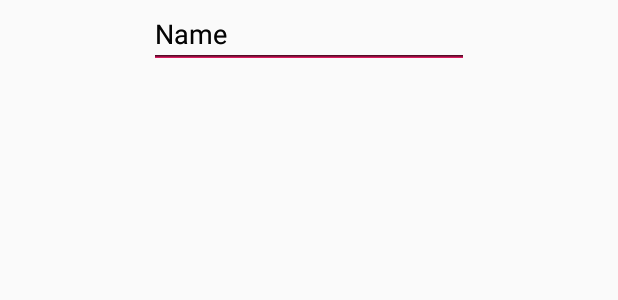
After one commit to ahmed1hisham/osta-belya, an Android app: the layout activity_pay_to_someone.xml on its own in the app's theme, with its tools: preview values and no code run, on a phone screen of 412 x 824 dp. The commit adds this screen. Shown: the top 300 px of the screen. Run offline under Robolectric (Android 15) with nearby library versions, the phone set to English and light mode, and no system bars.

Commit message:
editMechanic, flow

```diff
--- a/app/src/main/java/com/example/ostabelya/activities/MainActivity.kt
+++ b/app/src/main/java/com/example/ostabelya/activities/MainActivity.kt
@@ -3,11 +3,14 @@ package com.example.ostabelya.activities
 import android.support.v7.app.AppCompatActivity
 import android.os.Bundle
 import com.example.ostabelya.R
+import com.example.ostabelya.firebase.FirebaseUtils
 
 class MainActivity : AppCompatActivity() {
 
     override fun onCreate(savedInstanceState: Bundle?) {
         super.onCreate(savedInstanceState)
         setContentView(R.layout.activity_main)
+
+
     }
 }
--- a/app/src/main/java/com/example/ostabelya/activities/PaymentRequests.java
+++ b/app/src/main/java/com/example/ostabelya/activities/PaymentRequests.java
@@ -19,6 +19,8 @@ public class PaymentRequests extends AppCompatActivity {
     protected void onCreate(Bundle savedInstanceState) {
         super.onCreate(savedInstanceState);
         setContentView(R.layout.activity_payment_requests);
+
+
         RecyclerView paymentRequestsRecyclerView = (RecyclerView)findViewById(R.id.paymentRequestsRecyclerView);
         paymentRequestsRecyclerView.setHasFixedSize(true);
         paymentRequestsRecyclerView.setLayoutManager(new LinearLayoutManager(this));
--- a/app/src/main/java/com/example/ostabelya/models/Mechanic.java
+++ b/app/src/main/java/com/example/ostabelya/models/Mechanic.java
@@ -17,7 +17,7 @@ public class Mechanic {
     public int age;
     public String location;
     public double wallet;
-    public ArrayList<Request> requests;
+    public Map<String,Request> requests;
     public ArrayList<Transaction> transactions;
     public Map<String, Order> orders;
     public Map<String, Worker> workers;
@@ -29,7 +29,7 @@ public class Mechanic {
         this.location = location;
         this.wallet = wallet;
         this.mAcceptid = mAcceptid;
-        requests = new ArrayList<Request>();
+        requests = new HashMap<String, Request>();
         transactions = new ArrayList<Transaction>();
         orders = new HashMap<String, Order>();
         workers = new HashMap<String, Worker>();
--- a/app/src/main/res/layout/activity_mechanic_home.xml
+++ b/app/src/main/res/layout/activity_mechanic_home.xml
@@ -14,6 +14,7 @@ android:background="@drawable/img_background_res">
             android:layout_marginLeft="220dp"
             android:layout_marginTop="113dp"
             android:id="@+id/button"
+            android:onClick="scheduleButtonPressed"
             android:background="@drawable/calendar"/>
 
     <android.support.v7.widget.AppCompatTextView android:layout_width="51dp" android:layout_height="24dp"
@@ -28,6 +29,7 @@ android:background="@drawable/img_background_res">
             android:layout_marginLeft="15dp"
             android:layout_marginTop="222dp"
             android:id="@+id/button2"
+            android:onClick="workersButtonPressed"
             android:background="@drawable/amala"/>
 
     <android.support.v7.widget.AppCompatTextView android:layout_width="51dp" android:layout_height="24dp"
--- /dev/null
+++ b/app/src/main/res/layout/activity_pay_to_someone.xml
@@ -0,0 +1,28 @@
+<?xml version="1.0" encoding="utf-8"?>
+<android.support.constraint.ConstraintLayout
+        xmlns:android="http://schemas.android.com/apk/res/android"
+        xmlns:tools="http://schemas.android.com/tools"
+        xmlns:app="http://schemas.android.com/apk/res-auto"
+        android:layout_width="match_parent"
+        android:layout_height="match_parent"
+        tools:context=".activities.PayToSomeone">
+
+    <EditText
+            android:layout_width="wrap_content"
+            android:layout_height="wrap_content"
+            android:inputType="textPersonName"
+            android:text="Name"
+            android:ems="10"
+            tools:layout_editor_absoluteY="158dp" android:id="@+id/editText"
+            app:layout_constraintStart_toStartOf="parent"
+            app:layout_constraintEnd_toEndOf="parent"/>
+    <EditText
+            android:layout_width="wrap_content"
+            android:layout_height="wrap_content"
+            android:inputType="textPersonName"
+            android:text="Name"
+            android:ems="10"
+            tools:layout_editor_absoluteY="260dp" android:id="@+id/editText2"
+            app:layout_constraintStart_toStartOf="parent"
+            app:layout_constraintEnd_toEndOf="parent"/>
+</android.support.constraint.ConstraintLayout>
```
Also changed, not shown: app/src/main/AndroidManifest.xml (+14 -3 lines), app/src/main/java/com/example/ostabelya/activities/Login.java (added, +44 -0 lines), app/src/main/java/com/example/ostabelya/activities/MechanicHome.java (+6 -6 lines), app/src/main/java/com/example/ostabelya/activities/PayToSomeone.java (added, +14 -0 lines), app/src/main/java/com/example/ostabelya/activities/redundant.java (added, +54 -0 lines), app/src/main/java/com/example/ostabelya/firebase/FirebaseUtils.kt (+20 -4 lines), app/src/main/res/layout/activity_login.xml (added, +38 -0 lines), app/src/main/res/layout/activity_redundant.xml (added, +10 -0 lines).
